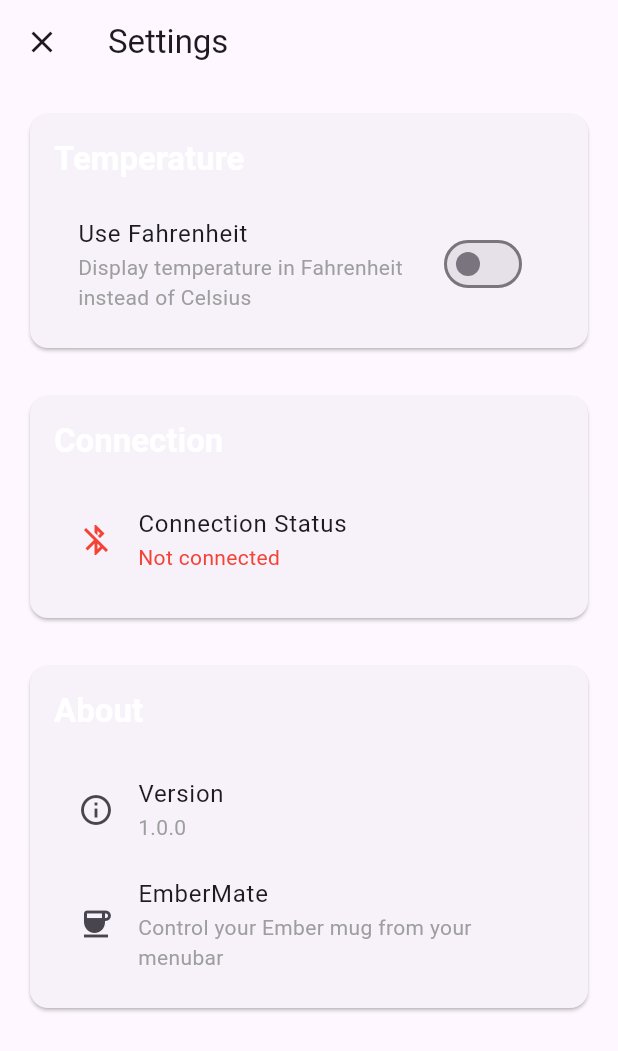
After one commit to matthewnitschke/EmberMate, a Flutter app: the SettingsHomePage screen opened directly, on a phone screen of 412 x 824 dp. The commit adds this screen. Shown: the top 1051 px of the screen. Run offline on Flutter 3.47's test engine with Material 3 defaults, Android fonts, the phone set to English and light mode, and no system bars; our stand-ins replace flutter_blue_plus; missing offline and left inert: flutter_sficon; Roboto replaces fonts that are missing (SF Pro Display).

```diff
--- /dev/null
+++ b/lib/widgets/settings_widget.dart
@@ -0,0 +1,220 @@
+import 'package:flutter/material.dart';
+import 'package:provider/provider.dart';
+import 'package:ember_mate/providers/ember_provider.dart';
+import 'package:flutter/services.dart';
+
+class SettingsWidget extends StatefulWidget {
+  const SettingsWidget({super.key});
+
+  @override
+  State<SettingsWidget> createState() => _SettingsWidgetState();
+}
+
+class _SettingsWidgetState extends State<SettingsWidget> {
+  @override
+  Widget build(BuildContext context) {
+    return MaterialApp(
+      title: 'EmberMate Settings',
+      debugShowCheckedModeBanner: false,
+      theme: ThemeData(
+        fontFamily: 'SF Pro Display',
+        brightness: Brightness.dark,
+        scaffoldBackgroundColor: const Color(0xFF1E1E1E),
+        appBarTheme: const AppBarTheme(
+          backgroundColor: Color(0xFF2D2D2D),
+          elevation: 0,
+          titleTextStyle: TextStyle(
+            color: Colors.white,
+            fontSize: 18,
+            fontWeight: FontWeight.w600,
+          ),
+          iconTheme: IconThemeData(color: Colors.white),
+        ),
+        cardTheme: CardThemeData(
+          color: const Color(0xFF2D2D2D),
+          elevation: 2,
+          shape: RoundedRectangleBorder(
+            borderRadius: BorderRadius.circular(8),
+          ),
+        ),
+        switchTheme: SwitchThemeData(
+          thumbColor: MaterialStateProperty.resolveWith((states) {
+            if (states.contains(MaterialState.selected)) {
+              return Colors.blue;
+            }
+            return Colors.grey;
+          }),
+          trackColor: MaterialStateProperty.resolveWith((states) {
+            if (states.contains(MaterialState.selected)) {
+              return Colors.blue.withOpacity(0.3);
+            }
+            return Colors.grey.withOpacity(0.3);
+          }),
+        ),
+        listTileTheme: const ListTileThemeData(
+          textColor: Colors.white,
+          iconColor: Colors.white,
+        ),
+      ),
+      home: const SettingsHomePage(),
+    );
+  }
+}
+
+class SettingsHomePage extends StatelessWidget {
+  const SettingsHomePage({super.key});
+
+  @override
+  Widget build(BuildContext context) {
+    return Scaffold(
+      appBar: AppBar(
+        title: const Text('Settings'),
+        leading: IconButton(
+          icon: const Icon(Icons.close),
+          onPressed: () {
+            const MethodChannel('ember_mate/settings').invokeMethod('closeSettings');
+          },
+        ),
+      ),
+      body: const SingleChildScrollView(
+        padding: EdgeInsets.all(16.0),
+        child: Column(
+          crossAxisAlignment: CrossAxisAlignment.start,
+          children: [
+            _TemperatureSection(),
+            SizedBox(height: 24),
+            _ConnectionSection(),
+            SizedBox(height: 24),
+            _AboutSection(),
+          ],
+        ),
+      ),
+    );
+  }
+}
+
+class _TemperatureSection extends StatelessWidget {
+  const _TemperatureSection();
+
+  @override
+  Widget build(BuildContext context) {
+    return Card(
+      child: Padding(
+        padding: const EdgeInsets.all(16.0),
+        child: Column(
+          crossAxisAlignment: CrossAxisAlignment.start,
+          children: [
+            Text(
+              'Temperature',
+              style: Theme.of(context).textTheme.titleLarge?.copyWith(
+                color: Colors.white,
+                fontWeight: FontWeight.w600,
+              ),
+            ),
+            const SizedBox(height: 16),
+            Consumer<EmberProvider>(
+              builder: (context, emberProvider, child) {
+                return SwitchListTile(
+                  title: const Text('Use Fahrenheit'),
+                  subtitle: const Text(
+                    'Display temperature in Fahrenheit instead of Celsius',
+                    style: TextStyle(color: Colors.grey),
+                  ),
+                  value: emberProvider.temperatureUnit == TemperatureUnit.fahrenheit,
+                  onChanged: (value) {
+                    emberProvider.temperatureUnit = value
+                        ? TemperatureUnit.fahrenheit
+                        : TemperatureUnit.celsius;
+                  },
+                );
+              },
+            ),
+          ],
+        ),
+      ),
+    );
+  }
+}
+
+class _ConnectionSection extends StatelessWidget {
+  const _ConnectionSection();
+
+  @override
+  Widget build(BuildContext context) {
+    return Card(
+      child: Padding(
+        padding: const EdgeInsets.all(16.0),
+        child: Column(
+          crossAxisAlignment: CrossAxisAlignment.start,
+          children: [
+            Text(
+              'Connection',
+              style: Theme.of(context).textTheme.titleLarge?.copyWith(
+                color: Colors.white,
+                fontWeight: FontWeight.w600,
+              ),
+            ),
+            const SizedBox(height: 16),
+            Consumer<EmberProvider>(
+              builder: (context, emberProvider, child) {
+                final isConnected = emberProvider.targetTemp > 0;
+                return ListTile(
+                  leading: Icon(
+                    isConnected ? Icons.bluetooth_connected : Icons.bluetooth_disabled,
+                    color: isConnected ? Colors.green : Colors.red,
+                  ),
+                  title: const Text('Connection Status'),
+                  subtitle: Text(
+                    isConnected ? 'Connected to ${emberProvider.name}' : 'Not connected',
+                    style: TextStyle(
+                      color: isConnected ? Colors.green : Colors.red,
+                    ),
+                  ),
+                );
+              },
+            ),
+          ],
+        ),
+      ),
+    );
+  }
+}
+
+class _AboutSection extends StatelessWidget {
+  const _AboutSection();
+
+  @override
+  Widget build(BuildContext context) {
+    return Card(
+      child: Padding(
+        padding: const EdgeInsets.all(16.0),
+        child: Column(
+          crossAxisAlignment: CrossAxisAlignment.start,
+          children: [
+            Text(
+              'About',
+              style: Theme.of(context).textTheme.titleLarge?.copyWith(
+                color: Colors.white,
+                fontWeight: FontWeight.w600,
+              ),
+            ),
+            const SizedBox(height: 16),
+            const ListTile(
+              leading: Icon(Icons.info_outline),
+              title: Text('Version'),
+              subtitle: Text('1.0.0', style: TextStyle(color: Colors.grey)),
+            ),
+            const ListTile(
+              leading: Icon(Icons.coffee),
+              title: Text('EmberMate'),
+              subtitle: Text(
+                'Control your Ember mug from your menubar',
+                style: TextStyle(color: Colors.grey),
+              ),
+            ),
+          ],
+        ),
+      ),
+    );
+  }
+}
```
Also changed, not shown: lib/main.dart (+33 -4 lines), lib/pages/settings/settings_page.dart (added, +173 -0 lines), lib/providers/ember_provider.dart (+26 -0 lines), 4 other files.
